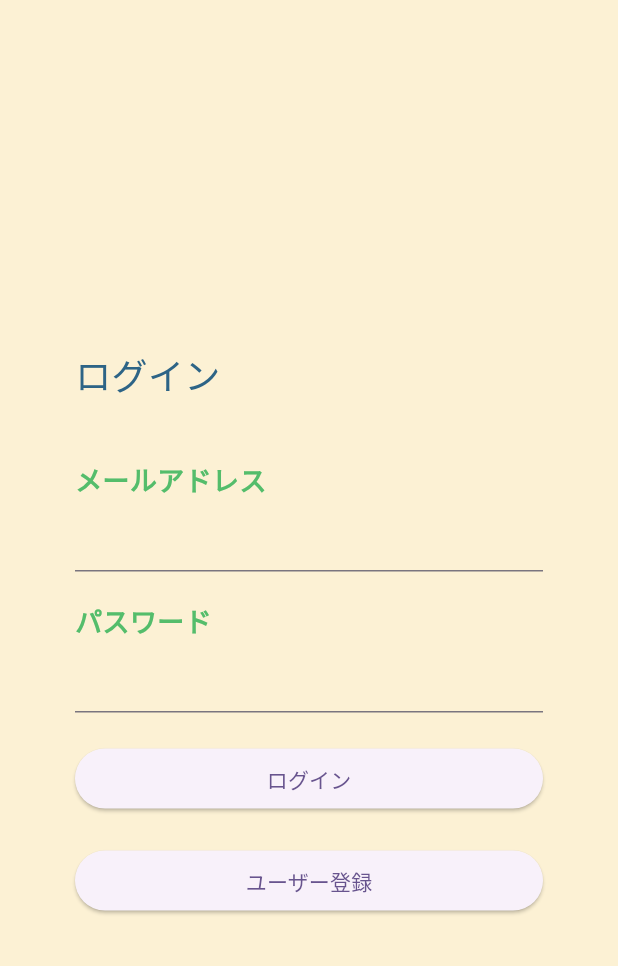
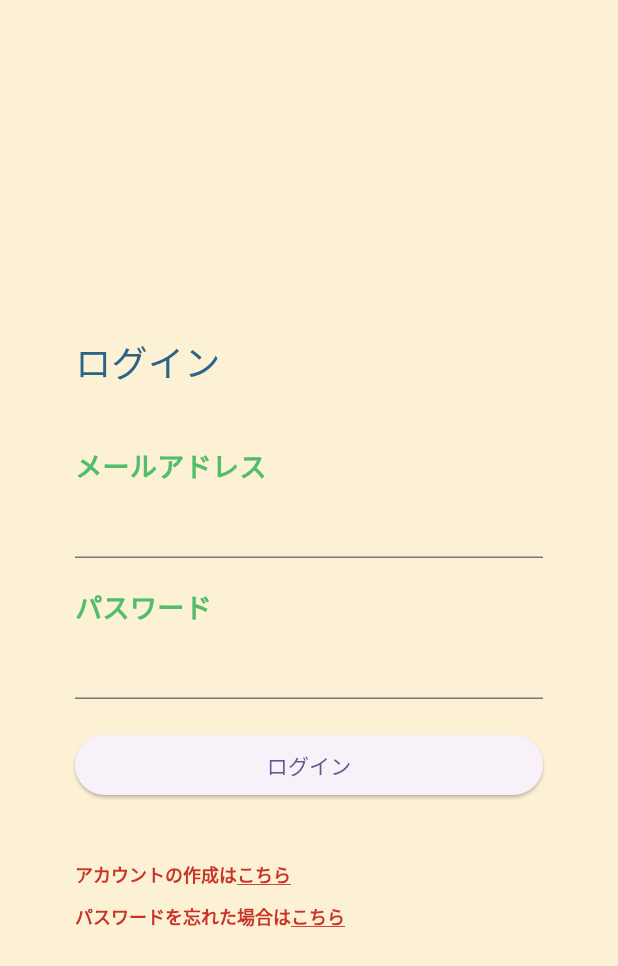
Before and after one commit to CreO-developer/hackason_mobile, a Flutter app: the screen it shows after launch, on a phone screen of 412 x 824 dp. Shown: the top 966 px of the screen. Run offline on Flutter 3.47's test engine with Material 3 defaults, Android fonts, the phone set to English and light mode, and no system bars; our stand-ins replace camera, cloud_firestore, dio, dropdown_button2, firebase_auth, firebase_core and 6 more; missing offline and left inert: dart:ffi; accounts and stored records are empty; generated files the repository leaves out were written again.

Commit message:
パスワードの再設定を追加

```diff
--- a/lib/application/service/auth_service.dart
+++ b/lib/application/service/auth_service.dart
@@ -25,6 +25,10 @@ class AuthService {
     return result;
   }
 
+  Future<UserCredential?> resetPassword(String email) async {
+    await _authRepository.resetPassword(email);
+  }
+
   Future<UserCredential?> logoutUser() async {
     await _authRepository.logoutUser();
   }
--- a/lib/domain/repository/auth_repository.dart
+++ b/lib/domain/repository/auth_repository.dart
@@ -3,5 +3,6 @@ import 'package:firebase_auth/firebase_auth.dart';
 abstract class AuthRepository {
   Future<UserCredential?> registerUser(String email, String password);
   Future<UserCredential?> loginUser(String email, String password);
+  Future<void> resetPassword(String email);
   Future<void> logoutUser();
 }
--- a/lib/presentation/notifier/auth_user_notifier.dart
+++ b/lib/presentation/notifier/auth_user_notifier.dart
@@ -28,6 +28,10 @@ class AuthStateNotifier extends StateNotifier<User?> {
     return await _authService.loginUser(email, password);
   }
 
+  Future<UserCredential?> resetPassword(String email) async {
+    return await _authService.resetPassword(email);
+  }
+
   Future<void> logoutUser() async {
     await _authService.logoutUser();
   }
--- a/lib/presentation/screens/login_screen.dart
+++ b/lib/presentation/screens/login_screen.dart
@@ -1,4 +1,5 @@
 // login_page.dart
+import 'package:flutter/gestures.dart';
 import 'package:flutter/material.dart';
 import 'package:flutter_riverpod/flutter_riverpod.dart';
 import 'package:go_router/go_router.dart';
@@ -77,16 +78,32 @@ class LoginPage extends ConsumerWidget {
                   },
                 ),
               ),
-              SizedBox(height: 20),
-              Container(
-                width: double.infinity,
-                child: ElevatedButton(
-                  child: Text('ユーザー登録'),
-                  onPressed: () {
-                    context.push('/signup');
-                  },
+              SizedBox(height: 40),
+              RichText(
+                text: TextSpan(
+                  children: [
+                    TextSpan(text: "アカウントの作成は", style: TextStyle(color: Color(0xFFC93429), fontSize: 12, fontWeight: FontWeight.bold)),
+                    TextSpan(text: "こちら", style: TextStyle(color: Color(0xFFC93429),decoration: TextDecoration.underline, fontSize: 12, fontWeight: FontWeight.bold),
+                    recognizer: TapGestureRecognizer()..onTap = () {
+                      context.push('/signup');
+                      },
+                    ),
+                  ],
                 ),
               ),
+              SizedBox(height: 10),
+              RichText(
+                text: TextSpan(
+                  children: [
+                    TextSpan(text: "パスワードを忘れた場合は", style: TextStyle(color: Color(0xFFC93429), fontSize: 12, fontWeight: FontWeight.bold)),
+                    TextSpan(text: "こちら", style: TextStyle(color: Color(0xFFC93429),decoration: TextDecoration.underline, fontSize: 12, fontWeight: FontWeight.bold),
+                    recognizer: TapGestureRecognizer()..onTap = () {
+                      context.push('/forgotPassword');
+                      },
+                    ),
+                  ],
+                ),
+              )
             ],
           ),
         ),
--- a/lib/router/router.dart
+++ b/lib/router/router.dart
@@ -2,6 +2,7 @@ import 'package:flutter/material.dart';
 import 'package:flutter_riverpod/flutter_riverpod.dart';
 import 'package:go_router/go_router.dart';
 import 'package:mobile/presentation/notifier/auth_user_notifier.dart';
+import 'package:mobile/presentation/screens/forgot_password_screen.dart';
 import 'package:mobile/presentation/screens/login_screen.dart';
 import 'package:mobile/presentation/screens/account_screen.dart';
 import 'package:mobile/presentation/screens/home_screen.dart';
@@ -108,8 +109,8 @@ GoRouter CustomRouter(WidgetRef ref) {
                     path: '/account',
                     pageBuilder: (context, state) => NoTransitionPage(
                         key: state.pageKey,
-                        // child: const AccountScreen(),
-                        child: ResultScreen()),
+                        child: const AccountScreen(),)
+                        // child: ResultScreen()),
                   ),
                 ],
               ),
@@ -135,11 +136,15 @@ GoRouter CustomRouter(WidgetRef ref) {
           path: '/signup',
           builder: (context, state) => SignUpScreen(),
         ),
+        GoRoute(
+          path: '/forgotPassword',
+          builder: (context, state) => ForgotPasswordScreen(),
+        ),
       ],
       redirect: (context, state) async {
         print('redirecting...');
 
-        if (auth == null && state.fullPath != '/signup') {
+        if (auth == null && state.fullPath != '/signup' && state.fullPath != '/forgotPassword') {
           return '/login';
         }
         return null;
```
Also changed, not shown: lib/infrastracture/datasource/auth_data_source.dart (+10 -0 lines), lib/presentation/screens/forgot_password_screen.dart (added, +81 -0 lines), lib/presentation/screens/sign_up_screen.dart (+13 -9 lines).
